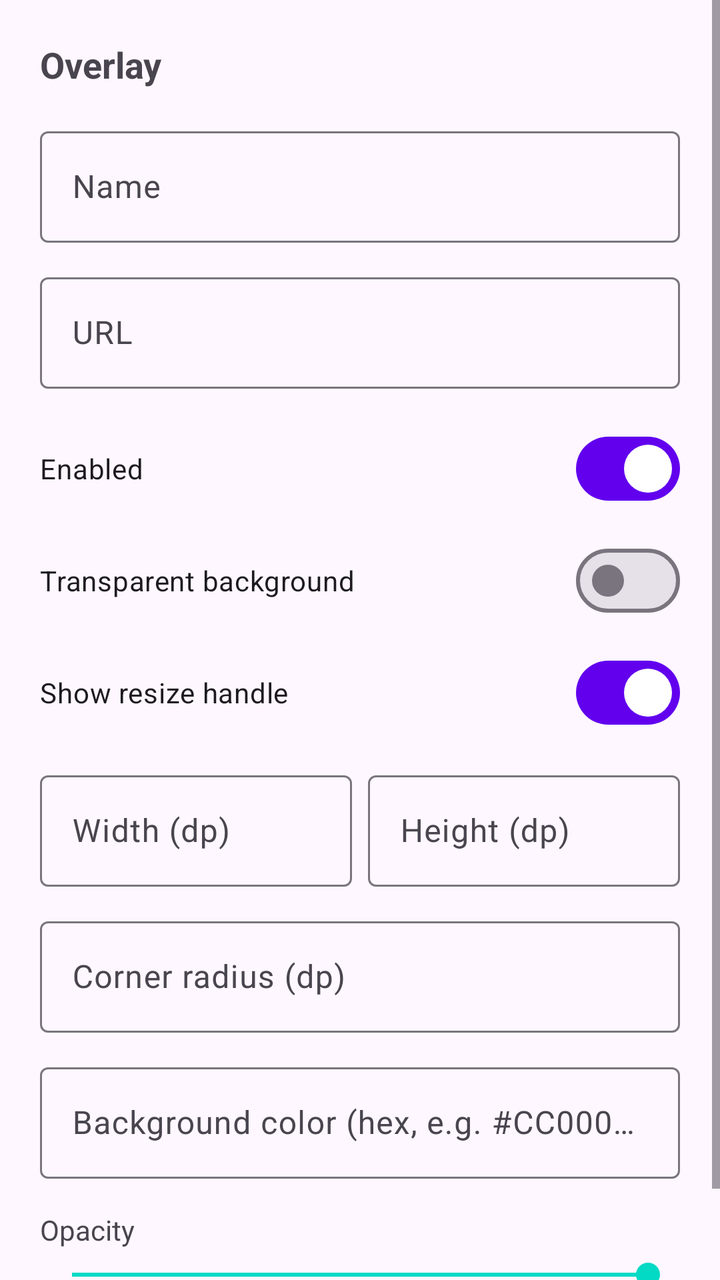
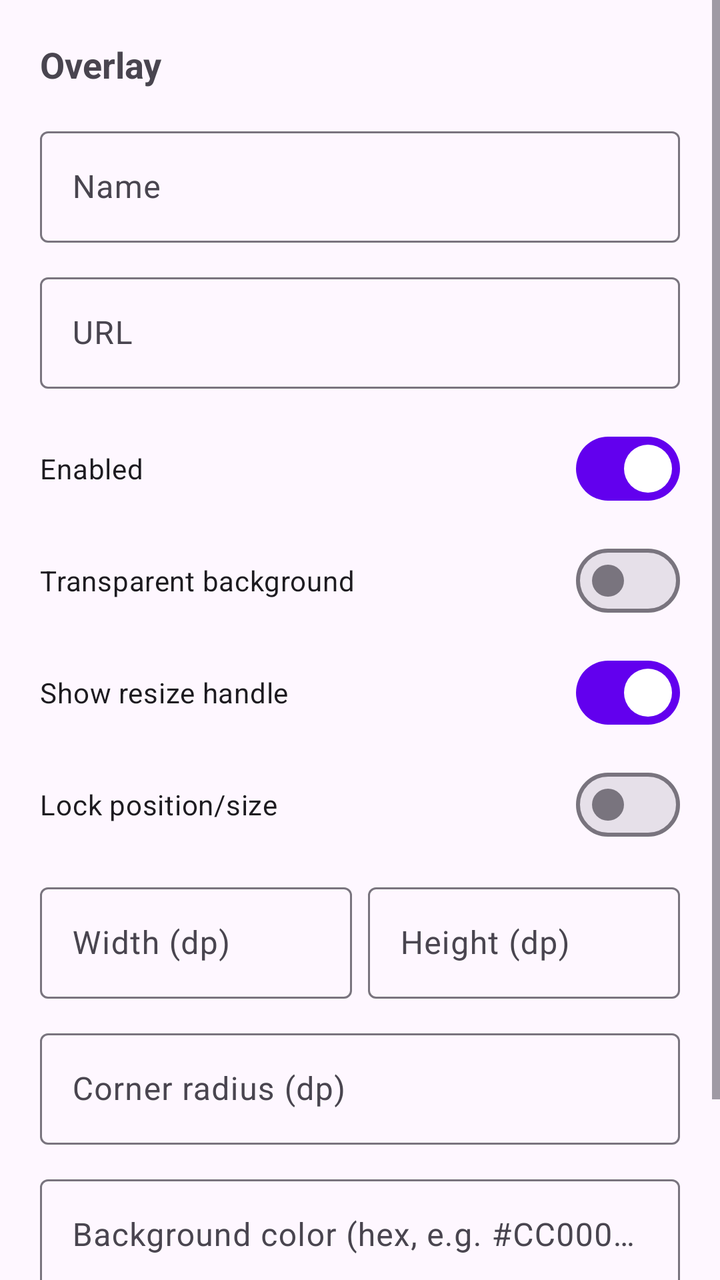

The first picture is an Android layout as it rendered before a commit; the second is the same layout after the commit. The layout source and the unified diff follow.
<!-- AndroidManifest.xml: application theme Theme.FloatOverlay -->
<!-- res/layout/dialog_overlay_edit.xml -->
<?xml version="1.0" encoding="utf-8"?>
<ScrollView xmlns:android="http://schemas.android.com/apk/res/android"
    android:layout_width="match_parent"
    android:layout_height="wrap_content">

    <LinearLayout
        android:layout_width="match_parent"
        android:layout_height="wrap_content"
        android:orientation="vertical"
        android:padding="20dp">

        <TextView
            android:layout_width="wrap_content"
            android:layout_height="wrap_content"
            android:layout_marginBottom="16dp"
            android:text="Overlay"
            android:textSize="18sp"
            android:textStyle="bold" />

        <com.google.android.material.textfield.TextInputLayout
            android:layout_width="match_parent"
            android:layout_height="wrap_content"
            android:hint="Name">

            <com.google.android.material.textfield.TextInputEditText
                android:id="@+id/nameInput"
                android:layout_width="match_parent"
                android:layout_height="wrap_content"
                android:inputType="text" />

        </com.google.android.material.textfield.TextInputLayout>

        <com.google.android.material.textfield.TextInputLayout
            android:layout_width="match_parent"
            android:layout_height="wrap_content"
            android:layout_marginTop="12dp"
            android:hint="URL">

            <com.google.android.material.textfield.TextInputEditText
                android:id="@+id/urlInput"
                android:layout_width="match_parent"
                android:layout_height="wrap_content"
                android:inputType="textUri" />

        </com.google.android.material.textfield.TextInputLayout>

        <com.google.android.material.materialswitch.MaterialSwitch
            android:id="@+id/enabledSwitch"
            android:layout_width="match_parent"
            android:layout_height="wrap_content"
            android:layout_marginTop="16dp"
            android:checked="true"
            android:text="Enabled" />

        <com.google.android.material.materialswitch.MaterialSwitch
            android:id="@+id/transparentBackgroundSwitch"
            android:layout_width="match_parent"
            android:layout_height="wrap_content"
            android:layout_marginTop="8dp"
            android:text="Transparent background" />

        <com.google.android.material.materialswitch.MaterialSwitch
            android:id="@+id/showResizeHandleSwitch"
            android:layout_width="match_parent"
            android:layout_height="wrap_content"
            android:layout_marginTop="8dp"
            android:checked="true"
            android:text="Show resize handle" />

        <LinearLayout
            android:layout_width="match_parent"
            android:layout_height="wrap_content"
            android:layout_marginTop="12dp"
            android:orientation="horizontal">

            <com.google.android.material.textfield.TextInputLayout
                android:layout_width="0dp"
                android:layout_height="wrap_content"
                android:layout_marginEnd="8dp"
                android:layout_weight="1"
                android:hint="Width (dp)">

                <com.google.android.material.textfield.TextInputEditText
                    android:id="@+id/widthInput"
                    android:layout_width="match_parent"
                    android:layout_height="wrap_content"
                    android:inputType="number" />

            </com.google.android.material.textfield.TextInputLayout>

            <com.google.android.material.textfield.TextInputLayout
                android:layout_width="0dp"
                android:layout_height="wrap_content"
                android:layout_weight="1"
                android:hint="Height (dp)">

                <com.google.android.material.textfield.TextInputEditText
                    android:id="@+id/heightInput"
                    android:layout_width="match_parent"
                    android:layout_height="wrap_content"
                    android:inputType="number" />

            </com.google.android.material.textfield.TextInputLayout>

        </LinearLayout>

        <com.google.android.material.textfield.TextInputLayout
            android:layout_width="match_parent"
            android:layout_height="wrap_content"
            android:layout_marginTop="12dp"
            android:hint="Corner radius (dp)">

            <com.google.android.material.textfield.TextInputEditText
                android:id="@+id/cornerRadiusInput"
                android:layout_width="match_parent"
                android:layout_height="wrap_content"
                android:inputType="number" />

        </com.google.android.material.textfield.TextInputLayout>

        <com.google.android.material.textfield.TextInputLayout
            android:layout_width="match_parent"
            android:layout_height="wrap_content"
            android:layout_marginTop="12dp"
            android:hint="Background color (hex, e.g. #CC000000)">

            <com.google.android.material.textfield.TextInputEditText
                android:id="@+id/colorInput"
                android:layout_width="match_parent"
                android:layout_height="wrap_content"
                android:inputType="text" />

        </com.google.android.material.textfield.TextInputLayout>

        <TextView
            android:layout_width="wrap_content"
            android:layout_height="wrap_content"
            android:layout_marginTop="16dp"
            android:text="Opacity" />

        <SeekBar
            android:id="@+id/opacitySeekBar"
            android:layout_width="match_parent"
            android:layout_height="wrap_content"
            android:layout_marginTop="4dp"
            android:max="100"
            android:progress="100" />

        <TextView
            android:id="@+id/opacityValue"
            android:layout_width="wrap_content"
            android:layout_height="wrap_content"
            android:layout_marginTop="4dp"
            android:text="100%" />

    </LinearLayout>
</ScrollView>
<!-- resources referenced by this layout -->
<resources>
  <style name="Theme.FloatOverlay" parent="Theme.Material3.DayNight.NoActionBar">
          <item name="colorPrimary">@color/purple_500</item>
          <item name="colorPrimaryVariant">@color/purple_700</item>
          <item name="colorOnPrimary">@color/white</item>
          <item name="colorSecondary">@color/teal_200</item>
          <item name="colorSecondaryVariant">@color/teal_700</item>
          <item name="android:statusBarColor">@color/purple_700</item>
      </style>
  <color name="purple_500">#FF6200EE</color>
  <color name="purple_700">#FF3700B3</color>
  <color name="white">#FFFFFFFF</color>
  <color name="teal_200">#FF03DAC5</color>
  <color name="teal_700">#FF018786</color>
</resources>

<!-- the commit's change to res/layout/dialog_overlay_edit.xml (unified diff, before → after) -->
@@ -66,6 +66,13 @@
             android:layout_marginTop="8dp"
             android:checked="true"
             android:text="Show resize handle" />
+
+        <com.google.android.material.materialswitch.MaterialSwitch
+            android:id="@+id/lockOverlaySwitch"
+            android:layout_width="match_parent"
+            android:layout_height="wrap_content"
+            android:layout_marginTop="8dp"
+            android:text="Lock position/size" />
 
         <LinearLayout
             android:layout_width="match_parent"
